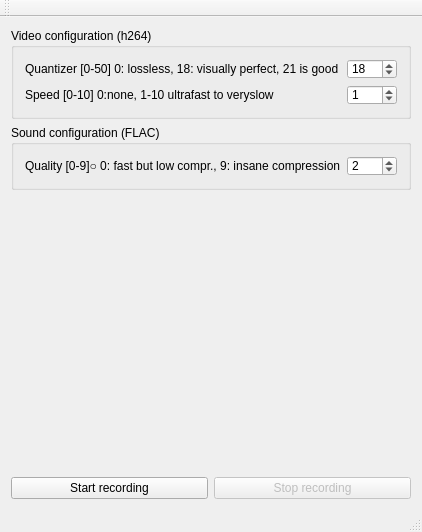
This is tvmainwindow.ui in Drograr/time-video-project as Qt 5 draws it before an edit. The edited form follows.
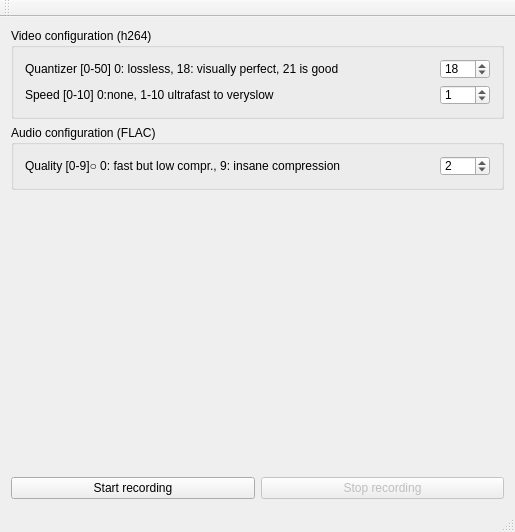
This is the edited form.

Commit message: Sound has been ranmed to audio in the window + the cam resolution has been put back to its previous value

Patch:
```diff
--- a/tvmainwindow.ui
+++ b/tvmainwindow.ui
@@ -6,7 +6,7 @@
    <rect>
     <x>0</x>
     <y>0</y>
-    <width>385</width>
+    <width>515</width>
     <height>532</height>
    </rect>
   </property>
@@ -99,7 +99,7 @@
     <item>
      <widget class="QGroupBox" name="soundBox">
       <property name="title">
-       <string>Sound configuration (FLAC)</string>
+       <string>Audio configuration (FLAC)</string>
       </property>
       <layout class="QHBoxLayout" name="horizontalLayout_4">
        <property name="sizeConstraint">
```
Left out of the diff: 4 changed lines with no effect on the pictures. The commit also changes 1 other file.
